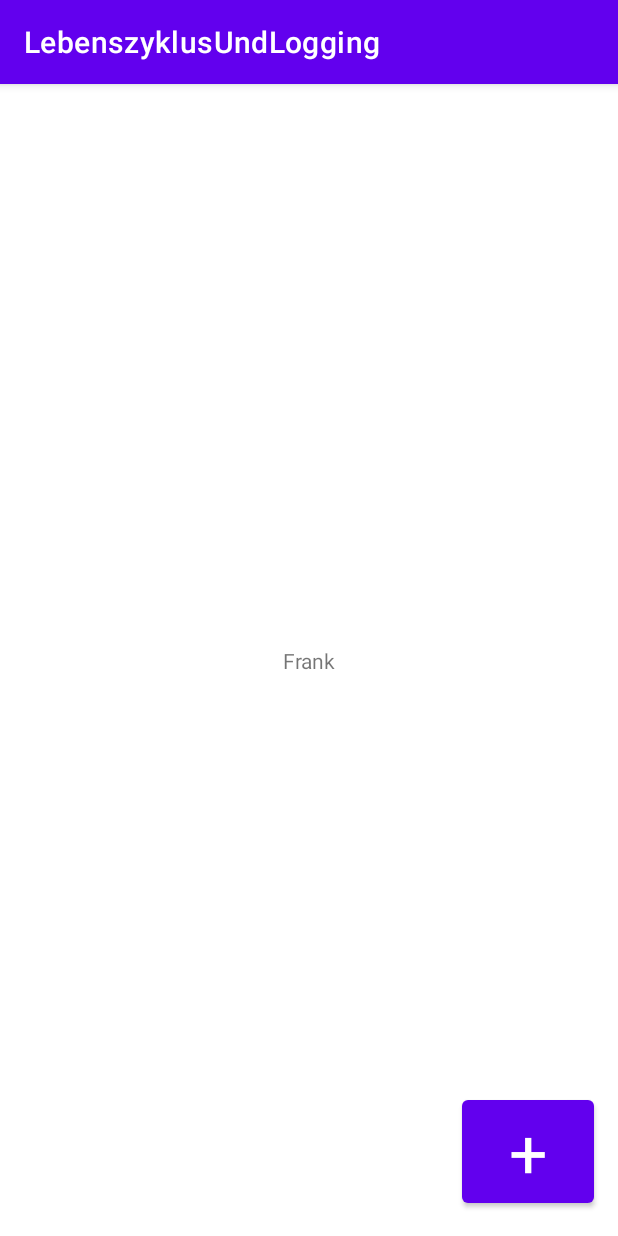
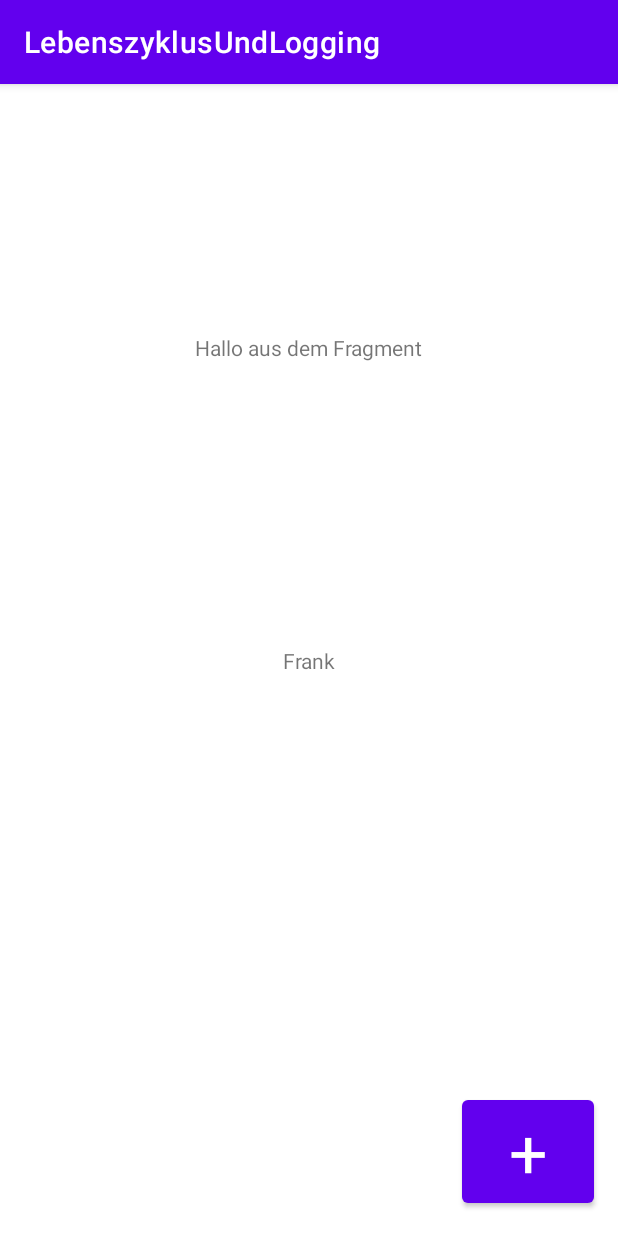
Before and after one commit to SoftdeveloperNeumann/LebenszyklusUndLogging, an Android app: the screen it shows after launch (MainActivity), on a phone screen of 412 x 824 dp. Run offline under Robolectric (Android 15) with nearby library versions, the phone set to English and light mode, and no system bars.

Commit message:
mit Fragment

```diff
--- a/app/src/main/res/layout/activity_main.xml
+++ b/app/src/main/res/layout/activity_main.xml
@@ -1,5 +1,6 @@
 <?xml version="1.0" encoding="utf-8"?>
-<androidx.constraintlayout.widget.ConstraintLayout xmlns:android="http://schemas.android.com/apk/res/android"
+<androidx.constraintlayout.widget.ConstraintLayout
+    xmlns:android="http://schemas.android.com/apk/res/android"
     xmlns:app="http://schemas.android.com/apk/res-auto"
     xmlns:tools="http://schemas.android.com/tools"
     android:layout_width="match_parent"
@@ -28,4 +29,19 @@
         app:layout_constraintEnd_toEndOf="parent"
         tools:text="Hallo" />
 
+    <androidx.fragment.app.FragmentContainerView
+        android:id="@+id/fragmentContainerView"
+        android:name="com.example.lebenszyklusundlogging.InfoFragment"
+        android:layout_width="0dp"
+        android:layout_height="0dp"
+        android:layout_marginStart="8dp"
+        android:layout_marginTop="8dp"
+        android:layout_marginEnd="8dp"
+        android:layout_marginBottom="32dp"
+        app:layout_constraintBottom_toTopOf="@+id/tvOutput"
+        app:layout_constraintEnd_toEndOf="parent"
+        app:layout_constraintStart_toStartOf="parent"
+        app:layout_constraintTop_toTopOf="parent"
+        tools:layout="@layout/fragment_info" />
+
 </androidx.constraintlayout.widget.ConstraintLayout>
```
